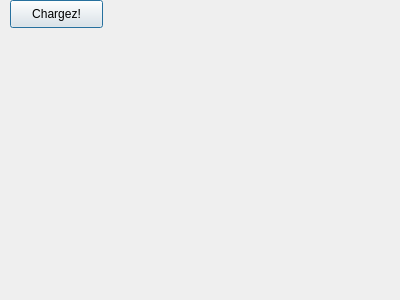
Old version of the form fotochop/newForm.ui in the repository namealreadytaken/fotochope.
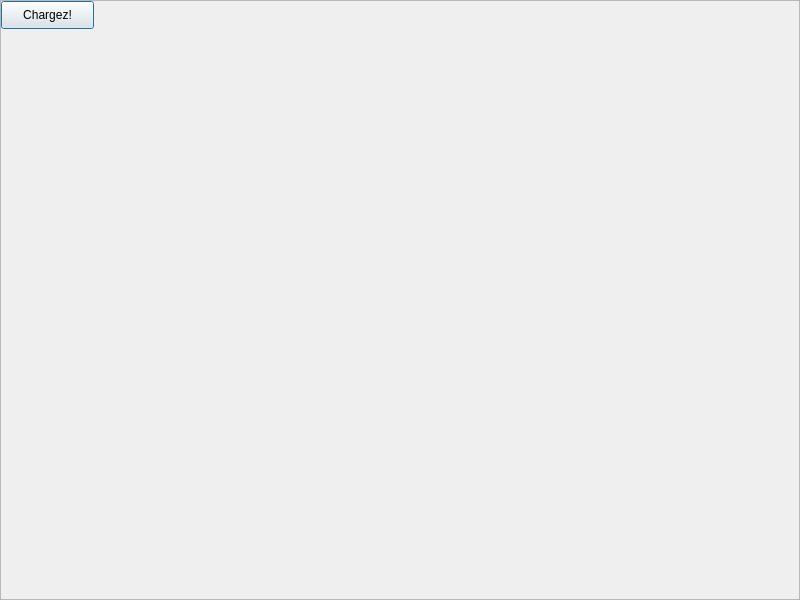
New version of the form.

Commit message: voila, le label prend la taille de l'image inclue et plus une taille fixe prédéfine

The edit to the form file:
```diff
--- a/fotochop/newForm.ui
+++ b/fotochop/newForm.ui
@@ -6,17 +6,44 @@
    <rect>
     <x>0</x>
     <y>0</y>
-    <width>400</width>
-    <height>300</height>
+    <width>800</width>
+    <height>600</height>
    </rect>
   </property>
+  <property name="sizePolicy">
+   <sizepolicy hsizetype="Expanding" vsizetype="Expanding">
+    <horstretch>0</horstretch>
+    <verstretch>0</verstretch>
+   </sizepolicy>
+  </property>
   <property name="windowTitle">
    <string>newForm</string>
   </property>
+  <widget class="QScrollArea" name="scrollArea">
+   <property name="geometry">
+    <rect>
+     <x>0</x>
+     <y>0</y>
+     <width>800</width>
+     <height>600</height>
+    </rect>
+   </property>
+   <property name="widgetResizable">
+    <bool>true</bool>
+   </property>
+   <widget class="QWidget" name="scrollAreaWidgetContents">
+    <property name="geometry">
+     <rect>
+      <x>0</x>
+      <y>0</y>
+      <width>798</width>
+      <height>598</height>
+     </rect>
+    </property>
   <widget class="QPushButton" name="pushButton">
    <property name="geometry">
     <rect>
-     <x>10</x>
+       <x>0</x>
      <y>0</y>
      <width>93</width>
      <height>28</height>
@@ -29,12 +56,18 @@
   <widget class="QLabel" name="resultLabel">
    <property name="geometry">
     <rect>
-     <x>120</x>
+       <x>90</x>
      <y>0</y>
      <width>200</width>
      <height>200</height>
     </rect>
    </property>
+     <property name="sizePolicy">
+      <sizepolicy hsizetype="Expanding" vsizetype="Expanding">
+       <horstretch>0</horstretch>
+       <verstretch>0</verstretch>
+      </sizepolicy>
+     </property>
    <property name="minimumSize">
     <size>
      <width>200</width>
@@ -47,6 +80,8 @@
    <property name="scaledContents">
     <bool>false</bool>
    </property>
+    </widget>
+   </widget>
   </widget>
  </widget>
  <resources/>
```
Lines whose indentation alone changed are shown as unchanged. The commit also changes 5 other files.
